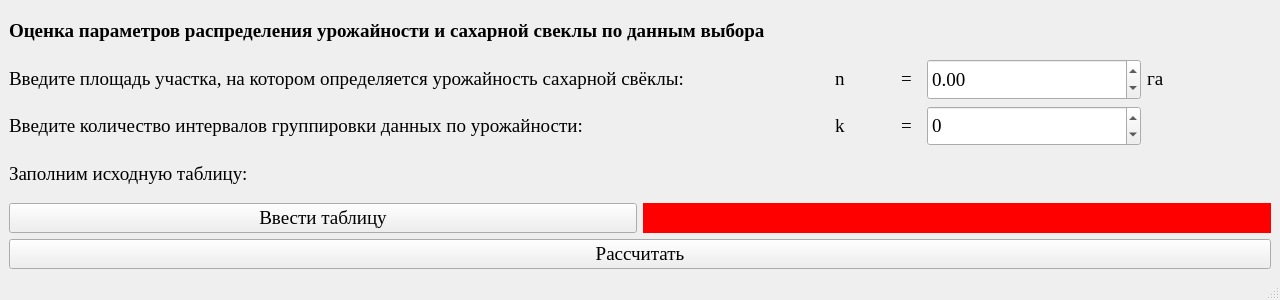
The window that files/MainWindow.ui (Vovadoes/ESBYDPASC) describes before a commit, drawn with Qt 5.
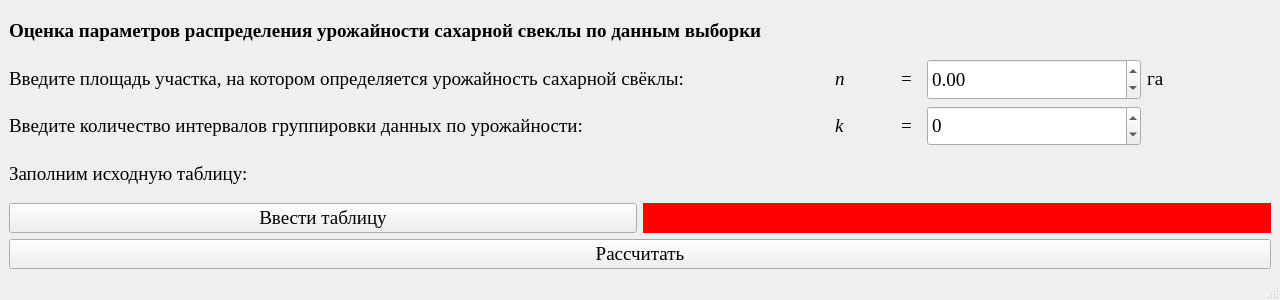
The same window after the commit.

```diff
--- a/files/MainWindow.ui
+++ b/files/MainWindow.ui
@@ -44,7 +44,7 @@
        </font>
       </property>
       <property name="text">
-       <string>&lt;html&gt;&lt;head/&gt;&lt;body&gt;&lt;p&gt;Оценка параметров распределения урожайности и сахарной свеклы по данным выбора&lt;/p&gt;&lt;/body&gt;&lt;/html&gt;</string>
+       <string>&lt;html&gt;&lt;head/&gt;&lt;body&gt;&lt;p&gt;Оценка параметров распределения урожайности сахарной свеклы по данным выборки&lt;/p&gt;&lt;/body&gt;&lt;/html&gt;</string>
       </property>
      </widget>
     </item>
@@ -89,6 +89,7 @@
            <font>
             <family>Times New Roman</family>
             <pointsize>14</pointsize>
+            <italic>true</italic>
            </font>
           </property>
           <property name="text">
@@ -228,6 +229,7 @@
            <font>
             <family>Times New Roman</family>
             <pointsize>14</pointsize>
+            <italic>true</italic>
            </font>
           </property>
           <property name="text">
```
Left out of the diff: 2 changed lines with no effect on the pictures.
